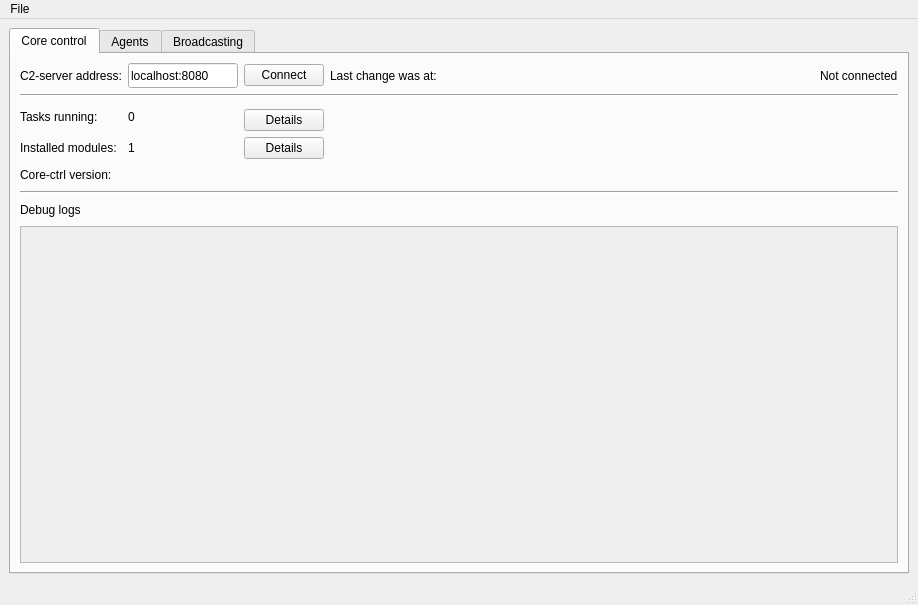
Al-Sah/grey-parrot-rat, file operator-app/gui/MainWindow.ui: the form before one commit.
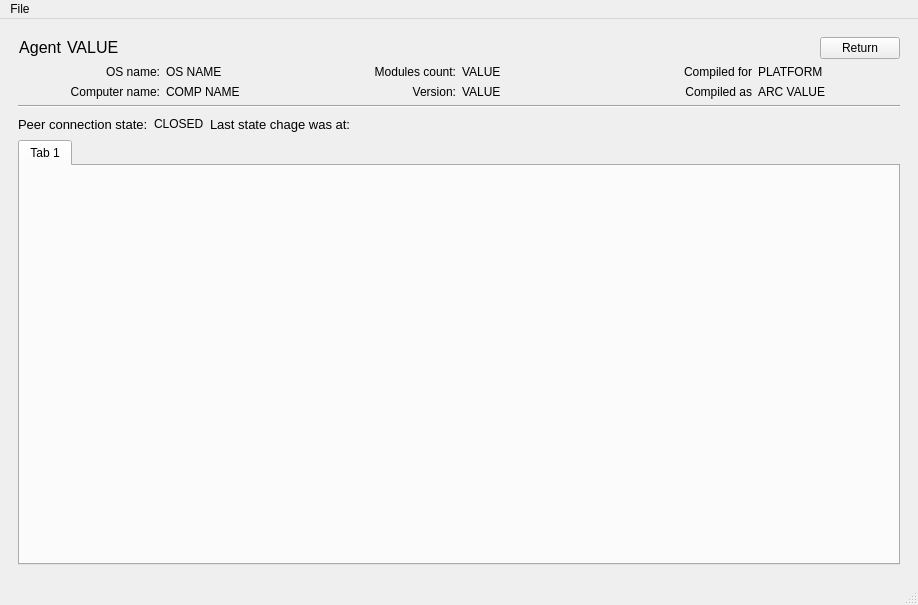
The form after the commit. The open tabs and pages were chosen to show the change.

Commit message:
operator-app: Implemented "AgentWindow"
This first version of AgentWindow allows user open and close peer connection

Diff of the .ui file:
```diff
--- a/operator-app/gui/MainWindow.ui
+++ b/operator-app/gui/MainWindow.ui
@@ -20,6 +20,13 @@
    <property name="enabled">
     <bool>true</bool>
    </property>
+   <layout class="QGridLayout" name="gridLayout_4">
+    <item row="0" column="0">
+     <widget class="QStackedWidget" name="stackedWidget">
+      <property name="currentIndex">
+       <number>1</number>
+      </property>
+      <widget class="QWidget" name="mainTabs">
    <layout class="QGridLayout" name="gridLayout_2">
     <item row="0" column="0">
      <widget class="QTabWidget" name="tabWidget">
@@ -395,6 +402,247 @@
        <attribute name="title">
         <string>Broadcasting</string>
        </attribute>
+          </widget>
+         </widget>
+        </item>
+       </layout>
+      </widget>
+      <widget class="QWidget" name="agentWindow">
+       <layout class="QGridLayout" name="gridLayout_6">
+        <item row="0" column="0" colspan="5">
+         <layout class="QHBoxLayout" name="horizontalLayout_2">
+          <item>
+           <widget class="QLabel" name="labelAgentId">
+            <property name="font">
+             <font>
+              <pointsize>12</pointsize>
+             </font>
+            </property>
+            <property name="text">
+             <string>Agent</string>
+            </property>
+            <property name="textFormat">
+             <enum>Qt::RichText</enum>
+            </property>
+            <property name="alignment">
+             <set>Qt::AlignRight|Qt::AlignTrailing|Qt::AlignVCenter</set>
+            </property>
+           </widget>
+          </item>
+          <item>
+           <widget class="QLabel" name="labelAgentIdValue">
+            <property name="font">
+             <font>
+              <pointsize>12</pointsize>
+             </font>
+            </property>
+            <property name="text">
+             <string>VALUE</string>
+            </property>
+            <property name="textFormat">
+             <enum>Qt::RichText</enum>
+            </property>
+           </widget>
+          </item>
+          <item>
+           <spacer name="horizontalSpacer_10">
+            <property name="orientation">
+             <enum>Qt::Horizontal</enum>
+            </property>
+            <property name="sizeHint" stdset="0">
+             <size>
+              <width>40</width>
+              <height>20</height>
+             </size>
+            </property>
+           </spacer>
+          </item>
+          <item>
+           <widget class="QPushButton" name="btnReturn">
+            <property name="text">
+             <string>Return</string>
+            </property>
+           </widget>
+          </item>
+         </layout>
+        </item>
+        <item row="1" column="0" colspan="5">
+         <layout class="QGridLayout" name="gridLayout_5">
+          <item row="0" column="0">
+           <widget class="QLabel" name="labelOS">
+            <property name="text">
+             <string>OS name:</string>
+            </property>
+            <property name="alignment">
+             <set>Qt::AlignRight|Qt::AlignTrailing|Qt::AlignVCenter</set>
+            </property>
+           </widget>
+          </item>
+          <item row="0" column="1">
+           <widget class="QLabel" name="labelOSValue">
+            <property name="text">
+             <string>OS NAME</string>
+            </property>
+           </widget>
+          </item>
+          <item row="0" column="2">
+           <widget class="QLabel" name="labelModulesCount">
+            <property name="text">
+             <string>Modules count:</string>
+            </property>
+            <property name="alignment">
+             <set>Qt::AlignRight|Qt::AlignTrailing|Qt::AlignVCenter</set>
+            </property>
+           </widget>
+          </item>
+          <item row="0" column="3">
+           <widget class="QLabel" name="labelModulesCountValue">
+            <property name="text">
+             <string>VALUE</string>
+            </property>
+           </widget>
+          </item>
+          <item row="0" column="4">
+           <widget class="QLabel" name="labelC4PlatformName">
+            <property name="text">
+             <string>Compiled for</string>
+            </property>
+            <property name="alignment">
+             <set>Qt::AlignRight|Qt::AlignTrailing|Qt::AlignVCenter</set>
+            </property>
+           </widget>
+          </item>
+          <item row="0" column="5">
+           <widget class="QLabel" name="labelC4PlatformValue">
+            <property name="text">
+             <string>PLATFORM</string>
+            </property>
+           </widget>
+          </item>
+          <item row="1" column="0">
+           <widget class="QLabel" name="labelComputerName">
+            <property name="text">
+             <string>Computer name:</string>
+            </property>
+            <property name="alignment">
+             <set>Qt::AlignRight|Qt::AlignTrailing|Qt::AlignVCenter</set>
+            </property>
+           </widget>
+          </item>
+          <item row="1" column="1">
+           <widget class="QLabel" name="labelComputerNameValue">
+            <property name="text">
+             <string>COMP NAME</string>
+            </property>
+           </widget>
+          </item>
+          <item row="1" column="2">
+           <widget class="QLabel" name="labelVersionName">
+            <property name="text">
+             <string>Version:</string>
+            </property>
+            <property name="alignment">
+             <set>Qt::AlignRight|Qt::AlignTrailing|Qt::AlignVCenter</set>
+            </property>
+           </widget>
+          </item>
+          <item row="1" column="3">
+           <widget class="QLabel" name="labelVersionValue">
+            <property name="text">
+             <string>VALUE</string>
+            </property>
+           </widget>
+          </item>
+          <item row="1" column="4">
+           <widget class="QLabel" name="labelC4ArcName">
+            <property name="text">
+             <string>Compiled as</string>
+            </property>
+            <property name="alignment">
+             <set>Qt::AlignRight|Qt::AlignTrailing|Qt::AlignVCenter</set>
+            </property>
+           </widget>
+          </item>
+          <item row="1" column="5">
+           <widget class="QLabel" name="labelC4ArcValue">
+            <property name="text">
+             <string>ARC VALUE</string>
+            </property>
+           </widget>
+          </item>
+         </layout>
+        </item>
+        <item row="2" column="0" colspan="5">
+         <widget class="Line" name="line_4">
+          <property name="orientation">
+           <enum>Qt::Horizontal</enum>
+          </property>
+         </widget>
+        </item>
+        <item row="3" column="0">
+         <widget class="QLabel" name="lavelPeerState">
+          <property name="font">
+           <font>
+            <pointsize>10</pointsize>
+           </font>
+          </property>
+          <property name="text">
+           <string>Peer connection state:</string>
+          </property>
+         </widget>
+        </item>
+        <item row="3" column="1">
+         <widget class="QLabel" name="labelPeerStateValue">
+          <property name="text">
+           <string>CLOSED</string>
+          </property>
+         </widget>
+        </item>
+        <item row="3" column="2">
+         <widget class="QLabel" name="lavelPeerChangeTime">
+          <property name="font">
+           <font>
+            <pointsize>10</pointsize>
+           </font>
+          </property>
+          <property name="text">
+           <string>Last state chage was at:</string>
+          </property>
+         </widget>
+        </item>
+        <item row="3" column="3">
+         <widget class="QLabel" name="labelPeerChangeTimeValue">
+          <property name="text">
+           <string/>
+          </property>
+         </widget>
+        </item>
+        <item row="3" column="4">
+         <spacer name="horizontalSpacer_9">
+          <property name="orientation">
+           <enum>Qt::Horizontal</enum>
+          </property>
+          <property name="sizeHint" stdset="0">
+           <size>
+            <width>529</width>
+            <height>20</height>
+           </size>
+          </property>
+         </spacer>
+        </item>
+        <item row="4" column="0" colspan="5">
+         <widget class="QTabWidget" name="agentModulesTabs">
+          <property name="currentIndex">
+           <number>0</number>
+          </property>
+          <widget class="QWidget" name="tab">
+           <attribute name="title">
+            <string>Tab 1</string>
+           </attribute>
+          </widget>
+         </widget>
+        </item>
+       </layout>
       </widget>
      </widget>
     </item>
```
Left out of the diff: 6 changed lines with no effect on the pictures. Lines whose indentation alone changed are shown as unchanged. The commit also changes 10 other files.
